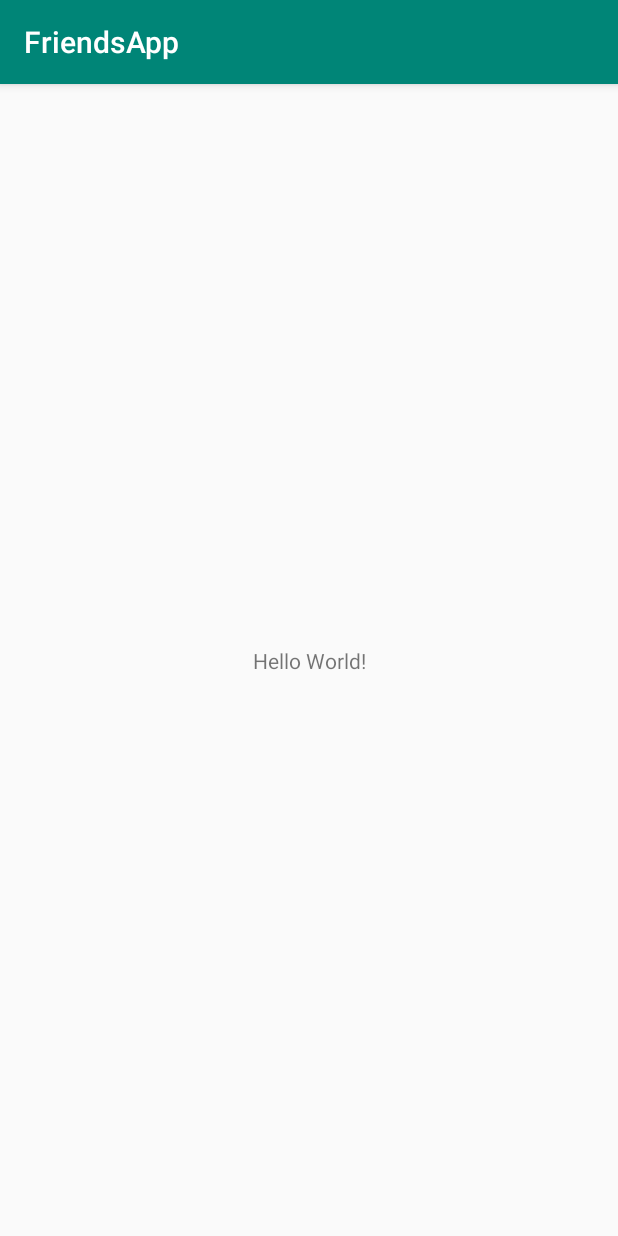
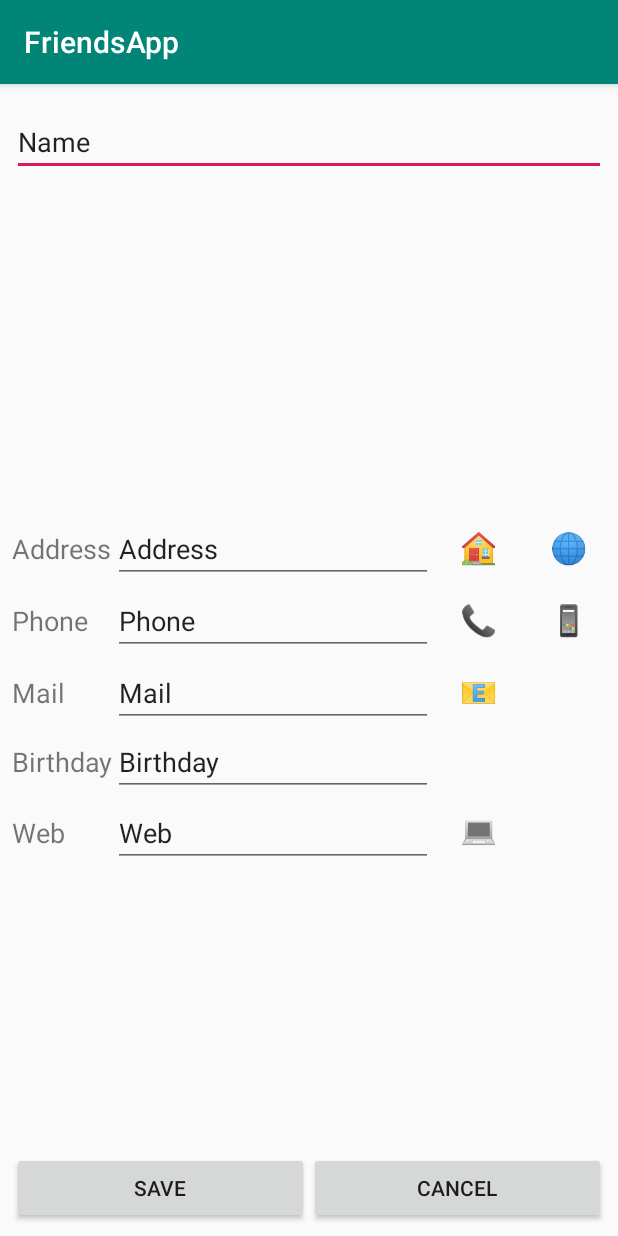
Before and after one commit to KennethRPedersen/FriendsApp, an Android app: the screen it shows after launch (MainActivity), on a phone screen of 412 x 824 dp. Run offline under Robolectric (Android 15) with nearby library versions, the phone set to English and light mode, and no system bars.

Commit message:
made detail view
ned to make all the methods to the onclick listeners

```diff
--- a/app/src/main/java/com/example/friendsapp/MainActivity.java
+++ b/app/src/main/java/com/example/friendsapp/View/MainActivity.java
@@ -1,13 +1,15 @@
-package com.example.friendsapp;
+package com.example.friendsapp.View;
 
 import android.support.v7.app.AppCompatActivity;
 import android.os.Bundle;
+
+import com.example.friendsapp.R;
 
 public class MainActivity extends AppCompatActivity {
 
     @Override
     protected void onCreate(Bundle savedInstanceState) {
         super.onCreate(savedInstanceState);
-        setContentView(R.layout.activity_main);
+        setContentView(R.layout.activity_detail);
     }
 }
--- /dev/null
+++ b/app/src/main/res/layout/activity_detail.xml
@@ -0,0 +1,232 @@
+<?xml version="1.0" encoding="utf-8"?>
+<android.support.constraint.ConstraintLayout xmlns:android="http://schemas.android.com/apk/res/android"
+    xmlns:app="http://schemas.android.com/apk/res-auto"
+    xmlns:tools="http://schemas.android.com/tools"
+    android:layout_width="match_parent"
+    android:layout_height="match_parent"
+    tools:context=".View.DetailActivity">
+
+    <EditText
+        android:id="@+id/etName"
+        android:layout_width="0dp"
+        android:layout_height="wrap_content"
+        android:layout_marginStart="8dp"
+        android:layout_marginTop="16dp"
+        android:layout_marginEnd="8dp"
+        android:ems="10"
+        android:inputType="textPersonName"
+        android:text="Name"
+        app:layout_constraintEnd_toEndOf="parent"
+        app:layout_constraintStart_toStartOf="parent"
+        app:layout_constraintTop_toTopOf="parent" />
+
+    <ImageView
+        android:id="@+id/iv"
+        android:layout_width="0dp"
+        android:layout_height="200dp"
+        android:layout_marginStart="24dp"
+        android:layout_marginTop="16dp"
+        android:layout_marginEnd="24dp"
+        app:layout_constraintEnd_toEndOf="parent"
+        app:layout_constraintStart_toStartOf="parent"
+        app:layout_constraintTop_toBottomOf="@+id/etName"
+        tools:srcCompat="@tools:sample/backgrounds/scenic[1]" />
+
+    <TableLayout
+        android:layout_width="0dp"
+        android:layout_height="0dp"
+        android:layout_marginStart="8dp"
+        android:layout_marginTop="8dp"
+        android:layout_marginEnd="8dp"
+        android:layout_marginBottom="8dp"
+        app:layout_constraintBottom_toTopOf="@+id/linearLayout"
+        app:layout_constraintEnd_toEndOf="parent"
+        app:layout_constraintHorizontal_bias="0.0"
+        app:layout_constraintStart_toStartOf="parent"
+        app:layout_constraintTop_toBottomOf="@+id/iv">
+
+        <TableRow
+            android:layout_width="match_parent"
+            android:layout_height="match_parent">
+
+            <TextView
+                android:id="@+id/tvAddress"
+                android:layout_width="wrap_content"
+                android:layout_height="wrap_content"
+                android:text="Address"
+                android:textSize="18sp" />
+
+            <EditText
+                android:id="@+id/etAddress"
+                android:layout_width="wrap_content"
+                android:layout_height="wrap_content"
+                android:ems="10"
+                android:inputType="textPersonName"
+                android:text="Address" />
+
+            <Button
+                android:id="@+id/btnHome"
+                android:layout_width="55dp"
+                android:layout_height="wrap_content"
+                android:background="@android:color/transparent"
+                android:hapticFeedbackEnabled="true"
+                android:text="🏠"
+                android:textSize="20sp" />
+
+            <Button
+                android:id="@+id/btnShowMap"
+                android:layout_width="55dp"
+                android:layout_height="wrap_content"
+                android:background="@android:color/transparent"
+                android:hapticFeedbackEnabled="true"
+                android:text="🌐"
+                android:textSize="20sp" />
+        </TableRow>
+
+        <TableRow
+            android:layout_width="match_parent"
+            android:layout_height="match_parent">
+
+            <TextView
+                android:id="@+id/tvPhone"
+                android:layout_width="wrap_content"
+                android:layout_height="wrap_content"
+                android:text="Phone"
+                android:textSize="18sp" />
+
+            <EditText
+                android:id="@+id/etPhone"
+                android:layout_width="wrap_content"
+                android:layout_height="wrap_content"
+                android:ems="10"
+                android:inputType="textPersonName"
+                android:text="Phone" />
+
+            <Button
+                android:id="@+id/btnCall"
+                android:layout_width="60dp"
+                android:layout_height="wrap_content"
+                android:background="@android:color/transparent"
+                android:hapticFeedbackEnabled="true"
+                android:text="📞"
+                android:textSize="20sp" />
+
+            <Button
+                android:id="@+id/btnSMS"
+                android:layout_width="60dp"
+                android:layout_height="wrap_content"
+                android:background="@android:color/transparent"
+                android:hapticFeedbackEnabled="true"
+                android:text="📱"
+                android:textSize="20sp" />
+
+        </TableRow>
+
+        <TableRow
+            android:layout_width="match_parent"
+            android:layout_height="match_parent">
+
+            <TextView
+                android:id="@+id/tvMail"
+                android:layout_width="wrap_content"
+                android:layout_height="wrap_content"
+                android:text="Mail"
+                android:textSize="18sp" />
+
+            <EditText
+                android:id="@+id/etMail"
+                android:layout_width="wrap_content"
+                android:layout_height="wrap_content"
+                android:ems="10"
+                android:inputType="textPersonName"
+                android:text="Mail" />
+
+            <Button
+                android:id="@+id/btnMail"
+                android:layout_width="60dp"
+                android:layout_height="wrap_content"
+                android:background="@android:color/transparent"
+                android:hapticFeedbackEnabled="true"
+                android:text="📧"
+                android:textSize="20sp" />
+        </TableRow>
+
+        <TableRow
+            android:layout_width="match_parent"
+            android:layout_height="match_parent">
+
+            <TextView
+                android:id="@+id/tvBDay"
+                android:layout_width="wrap_content"
+                android:layout_height="wrap_content"
+                android:text="Birthday"
+                android:textSize="18sp" />
+
+            <EditText
+                android:id="@+id/etBDay"
+                android:layout_width="wrap_content"
+                android:layout_height="wrap_content"
+                android:ems="10"
+                android:inputType="textPersonName"
+                android:text="Birthday" />
+        </TableRow>
+
+        <TableRow
+            android:layout_width="match_parent"
+            android:layout_height="match_parent">
+
+            <TextView
+                android:id="@+id/tvWeb"
+                android:layout_width="wrap_content"
+                android:layout_height="wrap_content"
+                android:text="Web"
+                android:textSize="18sp" />
+
+            <EditText
+                android:id="@+id/etWeb"
+                android:layout_width="wrap_content"
+                android:layout_height="wrap_content"
+                android:ems="10"
+                android:inputType="textPersonName"
+                android:text="Web" />
+
+            <Button
+                android:id="@+id/btnWeb"
+                android:layout_width="60dp"
+                android:layout_height="wrap_content"
+                android:background="@android:color/transparent"
+                android:text="💻"
+                android:textSize="20sp"
+                android:hapticFeedbackEnabled="true" />
+        </TableRow>
+
+    </TableLayout>
+
+    <LinearLayout
+        android:id="@+id/linearLayout"
+        android:layout_width="0dp"
+        android:layout_height="wrap_content"
+        android:layout_marginStart="8dp"
+        android:layout_marginEnd="8dp"
+        android:layout_marginBottom="8dp"
+        android:orientation="horizontal"
+        app:layout_constraintBottom_toBottomOf="parent"
+        app:layout_constraintEnd_toEndOf="parent"
+        app:layout_constraintStart_toStartOf="parent">
+
+        <Button
+            android:id="@+id/btnSave"
+            android:layout_width="wrap_content"
+            android:layout_height="wrap_content"
+            android:layout_weight="1"
+            android:text="Save" />
+
+        <Button
+            android:id="@+id/btnCancel"
+            android:layout_width="wrap_content"
+            android:layout_height="wrap_content"
+            android:layout_weight="1"
+            android:text="Cancel" />
+    </LinearLayout>
+
+</android.support.constraint.ConstraintLayout>
--- a/app/src/main/res/layout/activity_main.xml
+++ b/app/src/main/res/layout/activity_main.xml
@@ -4,7 +4,7 @@
     xmlns:tools="http://schemas.android.com/tools"
     android:layout_width="match_parent"
     android:layout_height="match_parent"
-    tools:context=".MainActivity">
+    tools:context=".View.MainActivity">
 
     <TextView
         android:layout_width="wrap_content"
```
Also changed, not shown: app/src/main/AndroidManifest.xml (+10 -1 lines), app/src/main/java/com/example/friendsapp/View/DetailActivity.java (added, +175 -0 lines).
